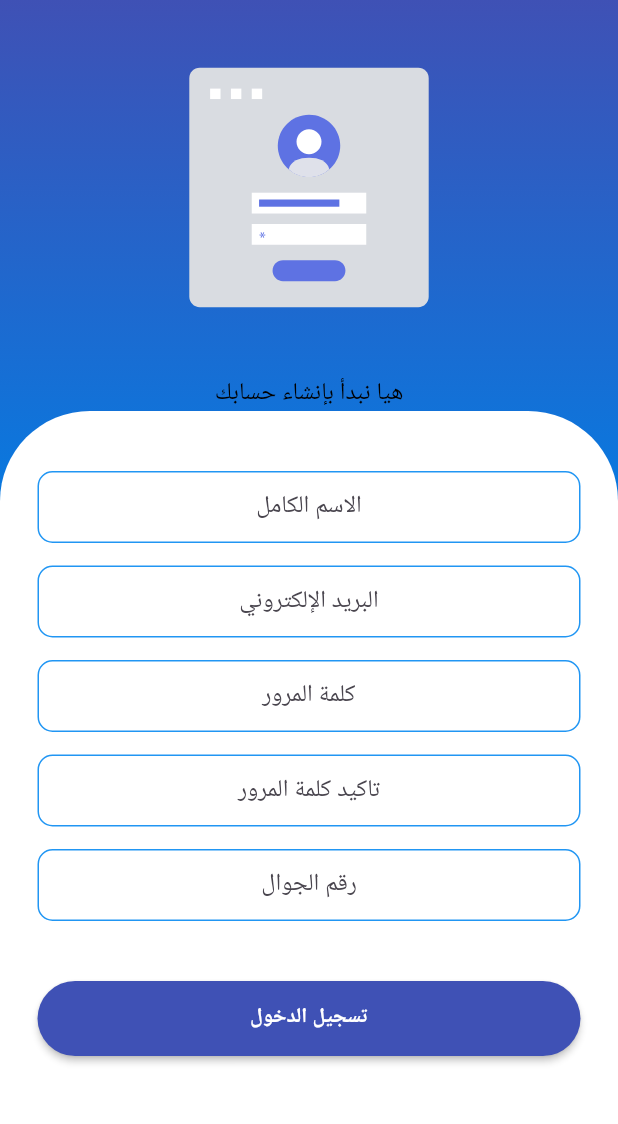
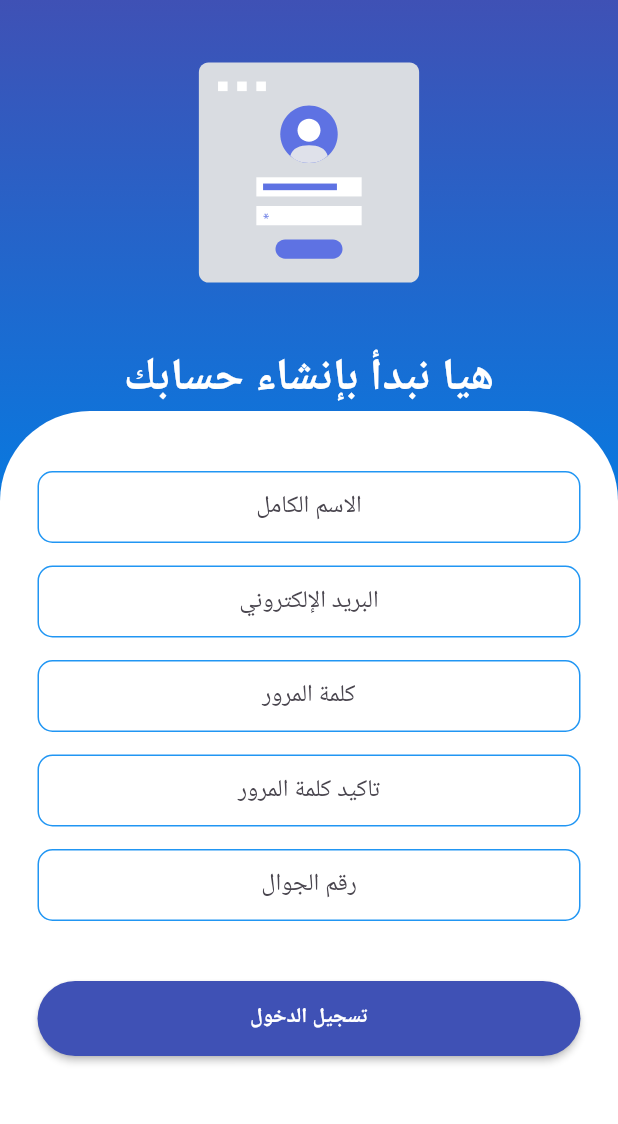
Before and after one commit to ALI-AL-alali/Flutter_Project, a Flutter app: the RegisterScreen screen opened by its route, on a phone screen of 412 x 824 dp, the part 84-1208 px from its top. Run offline on Flutter 3.47's test engine with Material 3 defaults, Android fonts, the light colour scheme and no system bars; our stand-ins replace flutter_map, geolocator, get, latlong2, location, lottie and 1 more; accounts and stored records are empty; project files that could hold a hidden picture were left out.

Commit message:
'ali_update'

```diff
--- a/lib/screen/auth/forget_password_screen.dart
+++ b/lib/screen/auth/forget_password_screen.dart
@@ -81,7 +81,7 @@ class _ForgetPasswordScreenState extends State<ForgetPasswordScreen> {
             begin: Alignment.topCenter,
             colors: [
               Color.fromARGB(255, 0, 127, 230),
-              Color.fromARGB(255, 51, 192, 8),
+              Colors.indigo,
             ],
           ),
         ),
--- a/lib/screen/auth/login_screen.dart
+++ b/lib/screen/auth/login_screen.dart
@@ -195,7 +195,7 @@ class _LoginScreenState extends State<LoginScreen> {
                   begin: Alignment.topCenter,
                   colors: [
                     Colors.indigo,
-              const Color.fromARGB(255, 0, 127, 230),
+                   Color.fromARGB(255, 0, 127, 230),
                   ],
                 ),
               ),
@@ -375,7 +375,7 @@ class _LoginScreenState extends State<LoginScreen> {
                 padding: const EdgeInsets.only(top: 20),
                 child: const Center(
                     child: CircularProgressIndicator(
-                  color: Color.fromARGB(255, 2, 207, 9),
+                  color: Color.fromARGB(255, 9, 2, 207),
                 )),
               ),
           ],
--- a/lib/screen/auth/register_screen.dart
+++ b/lib/screen/auth/register_screen.dart
@@ -101,7 +101,7 @@ class _RegisterScreenState extends State<RegisterScreen> {
             fontWeight: FontWeight.w400,
           ),
         ),
-        backgroundColor:Colors.indigo,
+        backgroundColor: Colors.indigo,
       ),
       body: WillPopScope(
         onWillPop: _onBackPressed,
@@ -110,10 +110,7 @@ class _RegisterScreenState extends State<RegisterScreen> {
           decoration: const BoxDecoration(
             gradient: LinearGradient(
               begin: Alignment.topRight,
-              colors: [
-                Colors.indigo,
-              const Color.fromARGB(255, 0, 127, 230)
-              ],
+              colors: [Colors.indigo,  Color.fromARGB(255, 0, 127, 230)],
             ),
           ),
           child: Form(
@@ -123,15 +120,15 @@ class _RegisterScreenState extends State<RegisterScreen> {
                 Column(
                   children: [
                     SizedBox(
-                      height: 250,
+                      height: 230,
                       child: Lottie.asset('asset/user.json'),
                     ),
                     const Text(
                       'هيا نبدأ بإنشاء حسابك',
                       style: TextStyle(
-                        color: Colors.black,
-                        fontSize: 16,
-                        fontWeight: FontWeight.w400,
+                        color: Colors.white,
+                        fontSize: 30,
+                        fontWeight: FontWeight.bold,
                       ),
                     ),
                   ],
@@ -229,7 +226,7 @@ class _RegisterScreenState extends State<RegisterScreen> {
                                 Title: _isLoading
                                     ? 'جاري التحميل...'
                                     : 'تسجيل الدخول',
-                                color:Colors.indigo,
+                                color: Colors.indigo,
                                 onPressed: _register),
                             if (_isLoading)
                               const Padding(
```
Also changed, not shown: lib/main.dart (+4 -4 lines), lib/screen/create_car_screen.dart (+5 -5 lines), lib/screen/user_screen copy.dart (+24 -19 lines), lib/widgets/card.dart (+16 -8 lines), pubspec.lock, 5 other files.
